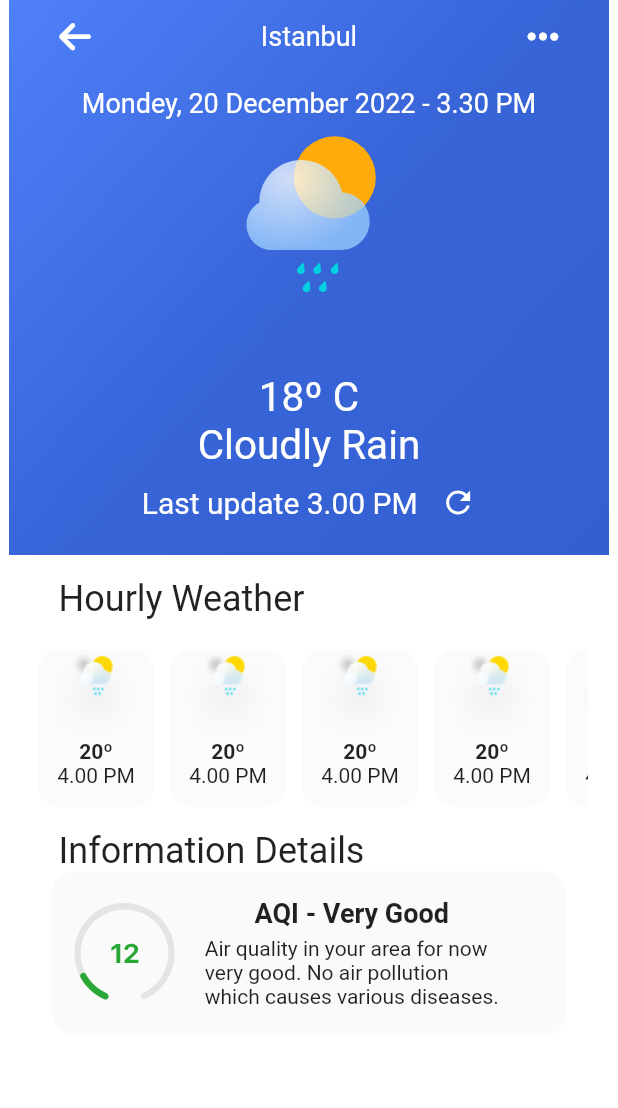
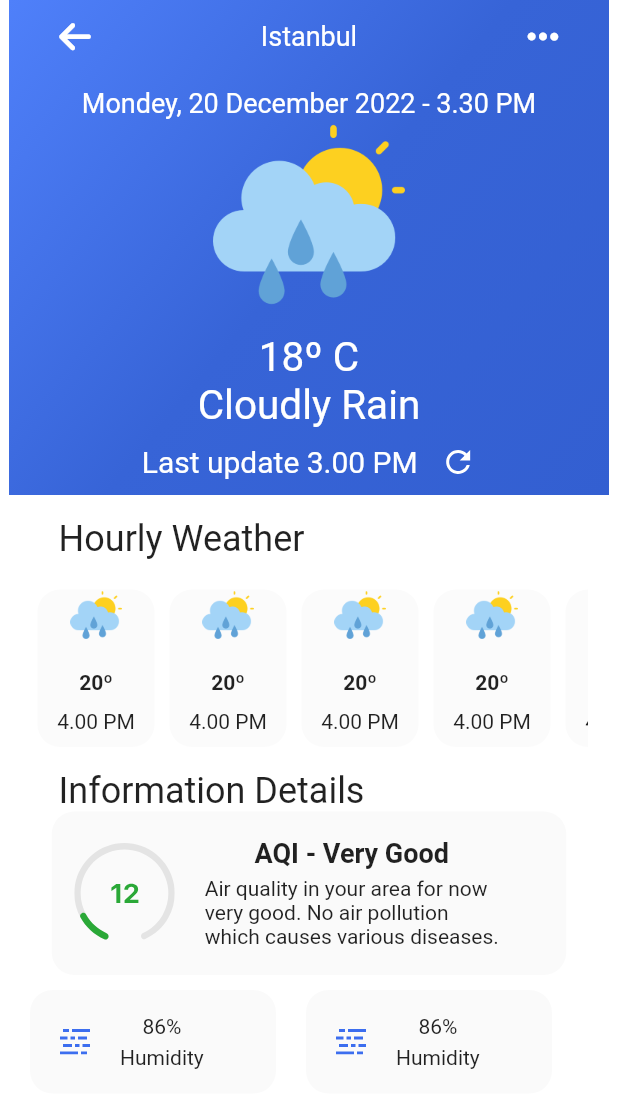
Before and after one commit to BerkayKaranfil/hava_durumu, a Flutter app: the HomePage screen opened directly, after a tap on "Monday, 20 December 2021", on a phone screen of 412 x 824 dp. Shown: the top 1108 px of the screen. Run offline on Flutter 3.47's test engine with Material 2 defaults, Android fonts, the phone set to English and light mode, and no system bars; our stand-ins replace flutter_svg, font_awesome_flutter, responsive_sizer.

Commit message:
Ui tasarımı hazır

```diff
--- a/lib/main.dart
+++ b/lib/main.dart
@@ -19,7 +19,7 @@ class MyApp extends StatelessWidget {
       theme: ThemeData(
         primarySwatch: Colors.blue,
       ),
-      home:  WeatherDetailPage(),
+      home:  HomePage(),
     );
     },);
   }
--- a/lib/pages/weather_detail.dart
+++ b/lib/pages/weather_detail.dart
@@ -6,6 +6,8 @@ import 'package:flutter/src/widgets/framework.dart';
 import 'package:flutter_svg/flutter_svg.dart';
 import 'package:font_awesome_flutter/font_awesome_flutter.dart';
 import 'package:hava_durumu/widgets/home_widgets/daily_weather_list.dart';
+import 'package:hava_durumu/widgets/weather_widgets/graph.dart';
+import 'package:hava_durumu/widgets/weather_widgets/weather_detail.dart';
 import 'package:hava_durumu/widgets/weather_widgets/weather_page_info.dart';
 
 class WeatherDetailPage extends StatefulWidget {
@@ -55,35 +57,18 @@ class _WeatherDetailPageState extends State<WeatherDetailPage> {
                     style: TextStyle(fontSize: 24),
                   ),
                 ),
-                Container(
-                  height: 109,
-                  width: 343,
-                  decoration: BoxDecoration(
-                    color: Color(0xffFAFAFA),
-                    borderRadius: BorderRadius.circular(15),
+                GraphWidget(),
+                SizedBox(
+                  height: 10,
                 ),
-                  child: Row(
+                Row(
                   children: [
-                      SizedBox(
-                        width: 15,
-                      ),
-                      SvgPicture.asset("assets/images/graph.svg"),
+                    WeatherDetailWidget(),
                     SizedBox(
                       width: 20,
                     ),
-                      Column(
-                        children: [
-                          Spacer(),
-                          Text("AQI - Very Good", style: TextStyle(fontWeight: FontWeight.bold, fontSize: 18),),
-                          SizedBox(
-                            height: 5,
-                          ),
-                          Text("Air quality in your area for now\nvery good. No air pollution\nwhich causes various diseases."),
-                          Spacer()
+                    WeatherDetailWidget(),
                   ],
-                      )
-                    ],
-                  ),
                 )
               ],
             ),
--- a/lib/widgets/home_widgets/daily_list.dart
+++ b/lib/widgets/home_widgets/daily_list.dart
@@ -35,10 +35,11 @@ class DailyWeatherListWidget extends StatelessWidget {
                           color: Color(0xff9AB6FF),
                           borderRadius: BorderRadius.circular(50)),
                       child: Center(
-                          child: FaIcon(
+                          child: Image.asset("assets/images/storm.png",scale: 8,)
+                          /* FaIcon(
                         FontAwesomeIcons.cloudSun,
                         color: Colors.blue,
-                      ))),
+                      ) */)),
                   SizedBox(
                     width: 20,
                   ),
--- a/lib/widgets/home_widgets/daily_weather_list.dart
+++ b/lib/widgets/home_widgets/daily_weather_list.dart
@@ -24,20 +24,30 @@ class HourlyWeatherSituationWidget extends StatelessWidget {
                   borderRadius: BorderRadius.circular(15)),
               child: Column(
                 children: [
-                  Container(
+                  Image.asset(
+                    "assets/images/cloudyweather.png",
+                    scale: 15,
+                  ),
+                  /* Container(
                     height: 60,
                     width: 78,
                     decoration: BoxDecoration(
                         image: DecorationImage(
                             image: AssetImage(
-                              "assets/images/de.png",
+                              "assets/images/cloudyweather.png",
                             ),
-                            scale: 0.4,
-                            fit: BoxFit.cover)),
+                            scale: 15,
+                            )),
+                  ), */
+                  SizedBox(
+                    height: 20,
                   ),
                   Text(
                     "20º",
                     style: TextStyle(fontWeight: FontWeight.bold),
+                  ),
+                  SizedBox(
+                    height: 10,
                   ),
                   Text("4.00 PM")
                 ],
--- a/lib/widgets/home_widgets/main_box.dart
+++ b/lib/widgets/home_widgets/main_box.dart
@@ -11,7 +11,11 @@ class WeatherConfirmationWidget extends StatelessWidget {
   Widget build(BuildContext context) {
     return GestureDetector(
       onTap: () {
-        Navigator.push(context, MaterialPageRoute(builder: (context) => WeatherDetailPage(),));
+        Navigator.push(
+            context,
+            MaterialPageRoute(
+              builder: (context) => WeatherDetailPage(),
+            ));
       },
       child: Container(
         height: 192,
@@ -21,12 +25,11 @@ class WeatherConfirmationWidget extends StatelessWidget {
               BoxShadow(
                   color: Colors.grey.withOpacity(0.5),
                   spreadRadius: 1,
-              blurRadius: 0.5
-            )
+                  blurRadius: 0.5)
             ],
             //  color: Color(0xff4F7FFA),
-             gradient: LinearGradient(
-                colors: [Color(0xff00D0E2), Color(0xff4F7FFA)]),
+            gradient:
+                LinearGradient(colors: [Color(0xff00D0E2), Color(0xff4F7FFA)]),
             borderRadius: BorderRadius.circular(15)),
         child: Padding(
           padding: const EdgeInsets.all(20),
@@ -35,11 +38,17 @@ class WeatherConfirmationWidget extends StatelessWidget {
             children: [
               Row(
                 children: [
-                  Text("Monday, 20 December 2021", style: TextStyle(color: Colors.white),),
+                  Text(
+                    "Monday, 20 December 2021",
+                    style: TextStyle(color: Colors.white),
+                  ),
                   SizedBox(
                     width: 77,
                   ),
-                  Text("3:30 PM", style: TextStyle(color: Colors.white),)
+                  Text(
+                    "3:30 PM",
+                    style: TextStyle(color: Colors.white),
+                  )
                 ],
               ),
               SizedBox(
@@ -52,14 +61,26 @@ class WeatherConfirmationWidget extends StatelessWidget {
                           width: 120,
                           decoration: BoxDecoration(image: DecorationImage(image: AssetImage("assets/images/bulut.png",), fit: BoxFit.contain), color: Colors.red,),
                         ), */
-                  Container(
+                  Padding(
+                    padding: const EdgeInsets.only(bottom: 25),
+                    child: Image.asset(
+                      "assets/images/cloudyweather.png",
+                      scale: 7,
+                    ),
+                  ),
+                  SizedBox(
+                    width: 30,
+                  ),
+                  /* Container(
                       height: 100,
                       width: 120,
-                      child: SvgPicture.asset(
+                      child:
+                       SvgPicture.asset(
                         "assets/images/group21.svg",
                         height: 120,
                         fit: BoxFit.fitWidth,
-                      )),
+                      )
+                      ), */
                   Padding(
                     padding: const EdgeInsets.only(bottom: 40),
                     child: Column(
--- /dev/null
+++ b/lib/widgets/weather_widgets/graph.dart
@@ -0,0 +1,42 @@
+import 'package:flutter/material.dart';
+import 'package:flutter_svg/svg.dart';
+
+class GraphWidget extends StatelessWidget {
+  const GraphWidget({
+    Key? key,
+  }) : super(key: key);
+
+  @override
+  Widget build(BuildContext context) {
+    return Container(
+      height: 109,
+      width: 343,
+      decoration: BoxDecoration(
+        color: Color(0xffFAFAFA),
+        borderRadius: BorderRadius.circular(15),
+      ),
+      child: Row(
+        children: [
+          SizedBox(
+            width: 15,
+          ),
+          SvgPicture.asset("assets/images/graph.svg"),
+          SizedBox(
+            width: 20,
+          ),
+          Column(
+            children: [
+              Spacer(),
+              Text("AQI - Very Good", style: TextStyle(fontWeight: FontWeight.bold, fontSize: 18),),
+              SizedBox(
+                height: 5,
+              ),
+              Text("Air quality in your area for now\nvery good. No air pollution\nwhich causes various diseases."),
+              Spacer()
+            ],
+          )
+        ],
+      ),
+    );
+  }
+}
--- /dev/null
+++ b/lib/widgets/weather_widgets/weather_detail.dart
@@ -0,0 +1,45 @@
+import 'package:flutter/material.dart';
+import 'package:flutter_svg/svg.dart';
+
+class WeatherDetailWidget extends StatelessWidget {
+  const WeatherDetailWidget({
+    Key? key,
+  }) : super(key: key);
+
+  @override
+  Widget build(BuildContext context) {
+    return Container(
+      height: 69,
+      width: 164,
+      decoration: BoxDecoration(
+        color: Color(0xffFAFAFA),
+        borderRadius: BorderRadius.circular(15),
+      ),
+      child: Row(
+        children: [
+          SizedBox(
+            width: 20,
+          ),
+          SvgPicture.asset(
+            "assets/images/1.svg",
+            color: Color(0xff3C6EEF),
+          ),
+          SizedBox(
+            width: 20,
+          ),
+          Column(
+            children: [
+              Spacer(),
+              Text("86%"),
+              SizedBox(
+                height: 5,
+              ),
+              Text("Humidity"),
+              Spacer()
+            ],
+          )
+        ],
+      ),
+    );
+  }
+}
--- a/lib/widgets/weather_widgets/weather_page_info.dart
+++ b/lib/widgets/weather_widgets/weather_page_info.dart
@@ -10,7 +10,7 @@ class WeatherPageInfoWidget extends StatelessWidget {
   @override
   Widget build(BuildContext context) {
     return Container(
-      height: 370,
+      height: 330,
       width: 400,
       decoration: BoxDecoration(
           gradient: LinearGradient(
@@ -28,7 +28,9 @@ class WeatherPageInfoWidget extends StatelessWidget {
             Row(
               children: [
                 IconButton(
-                    onPressed: () {},
+                    onPressed: () {
+                      Navigator.pop(context);
+                    },
                     icon: FaIcon(
                       FontAwesomeIcons.arrowLeft,
                       color: Colors.white,
@@ -54,9 +56,13 @@ class WeatherPageInfoWidget extends StatelessWidget {
               "Mondey, 20 December 2022 - 3.30 PM",
               style: TextStyle(fontSize: 18, color: Colors.white),
             ),
-            SvgPicture.asset(
+            Image.asset("assets/images/cloudyweather.png",scale: 4,),
+            /* SvgPicture.asset(
               "assets/images/group21.svg",
               height: 170,
+            ), */
+            SizedBox(
+              height: 15,
             ),
             Text(
               "18º C",
```
Also changed, not shown: assets/images/1.svg (added), assets/images/2.svg (added), assets/images/3.svg (added), assets/images/4.svg (added), assets/images/cloudyweather.png (added), assets/images/storm.png (added). Lines whose indentation alone changed are shown as unchanged.
